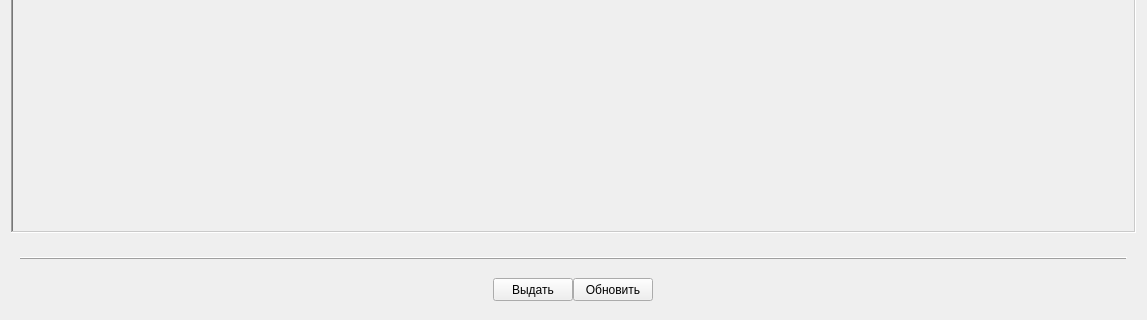
First picture: the form in tabrepaircartridges.ui, repository solderercb/snap_crm, before the edit; both pictures show x 0 to 1147 and y 207 to 527 of the 1147 by 527 pixel window.
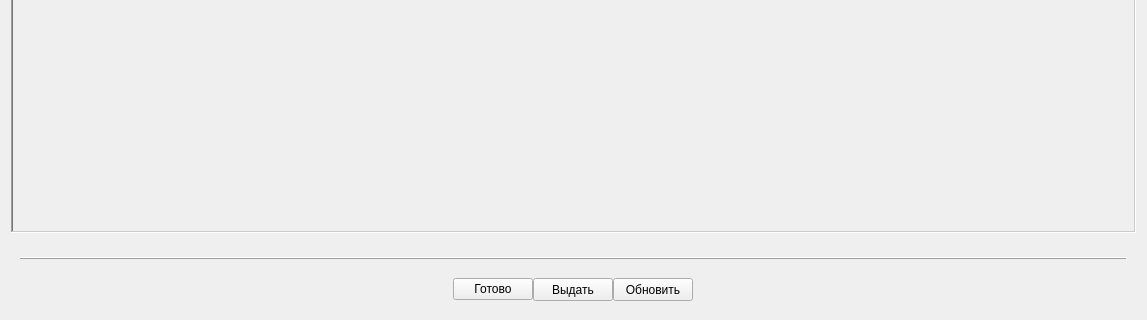
Second picture: the form after the edit.

Diff of the .ui file:
```diff
--- a/tabrepaircartridges.ui
+++ b/tabrepaircartridges.ui
@@ -119,7 +119,7 @@
        </widget>
       </item>
       <item row="1" column="0">
-       <layout class="QGridLayout" name="gridLayoutBot" columnstretch="0,1,0,1,0" rowminimumheight="0" columnminimumwidth="250,0,0,0,250">
+       <layout class="QGridLayout" name="gridLayoutBot" columnstretch="0,0,0,0,0">
         <property name="sizeConstraint">
          <enum>QLayout::SetDefaultConstraint</enum>
         </property>
@@ -174,7 +174,7 @@
           <property name="sizeConstraint">
            <enum>QLayout::SetDefaultConstraint</enum>
           </property>
-          <item row="0" column="2">
+          <item row="0" column="3">
            <widget class="QWidget" name="dummyWidget" native="true">
             <property name="sizePolicy">
              <sizepolicy hsizetype="Preferred" vsizetype="Preferred">
@@ -197,6 +197,31 @@
            </widget>
           </item>
           <item row="0" column="1">
+           <widget class="QPushButton" name="buttonIssue">
+            <property name="enabled">
+             <bool>true</bool>
+            </property>
+            <property name="sizePolicy">
+             <sizepolicy hsizetype="Minimum" vsizetype="Fixed">
+              <horstretch>0</horstretch>
+              <verstretch>0</verstretch>
+             </sizepolicy>
+            </property>
+            <property name="minimumSize">
+             <size>
+              <width>0</width>
+              <height>23</height>
+             </size>
+            </property>
+            <property name="toolTip">
+             <string>Выдать все картриджи в списке</string>
+            </property>
+            <property name="text">
+             <string>Выдать</string>
+            </property>
+           </widget>
+          </item>
+          <item row="0" column="2">
            <widget class="QPushButton" name="buttonRefresh">
             <property name="enabled">
              <bool>true</bool>
@@ -219,24 +244,12 @@
            </widget>
           </item>
           <item row="0" column="0">
-           <widget class="QPushButton" name="buttonIssue">
-            <property name="enabled">
-             <bool>true</bool>
-            </property>
-            <property name="sizePolicy">
-             <sizepolicy hsizetype="Minimum" vsizetype="Fixed">
-              <horstretch>0</horstretch>
-              <verstretch>0</verstretch>
-             </sizepolicy>
-            </property>
-            <property name="minimumSize">
-             <size>
-              <width>0</width>
-              <height>23</height>
-             </size>
+           <widget class="QPushButton" name="buttonSetReadyToIssue">
+            <property name="toolTip">
+             <string>Установить всем картритджам в скиске статус &quot;Готово к выдаче&quot;</string>
             </property>
             <property name="text">
-             <string>Выдать</string>
+             <string>Готово</string>
             </property>
            </widget>
           </item>
```
Left out of the diff: 94 changed lines with no effect on the pictures.
